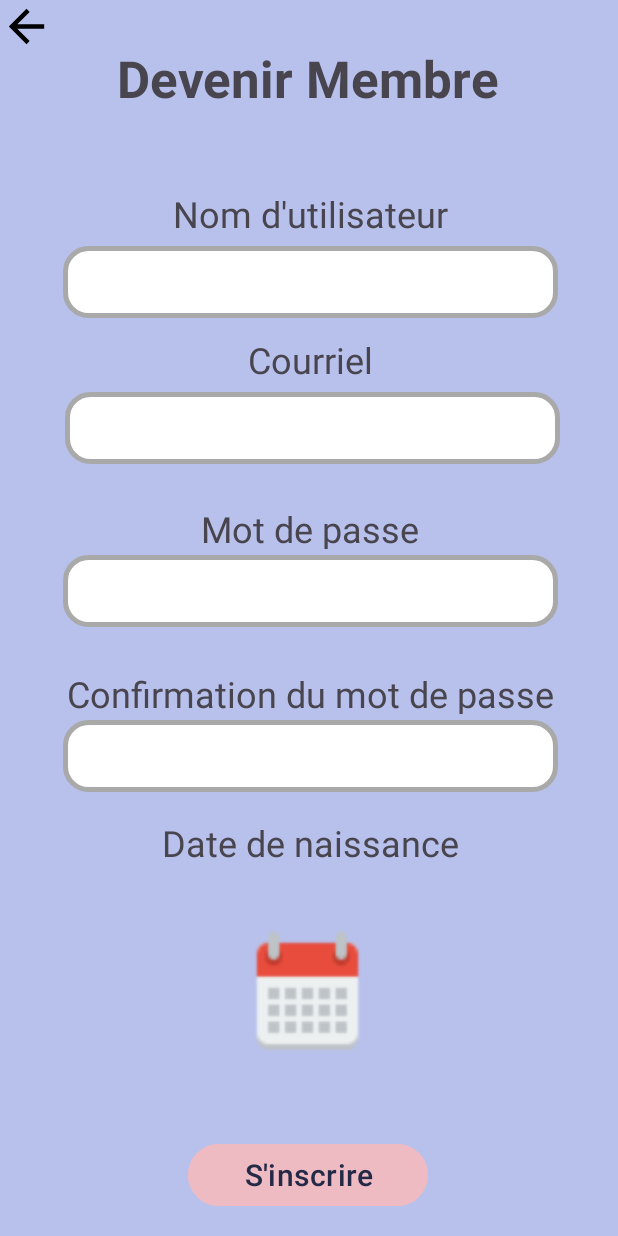
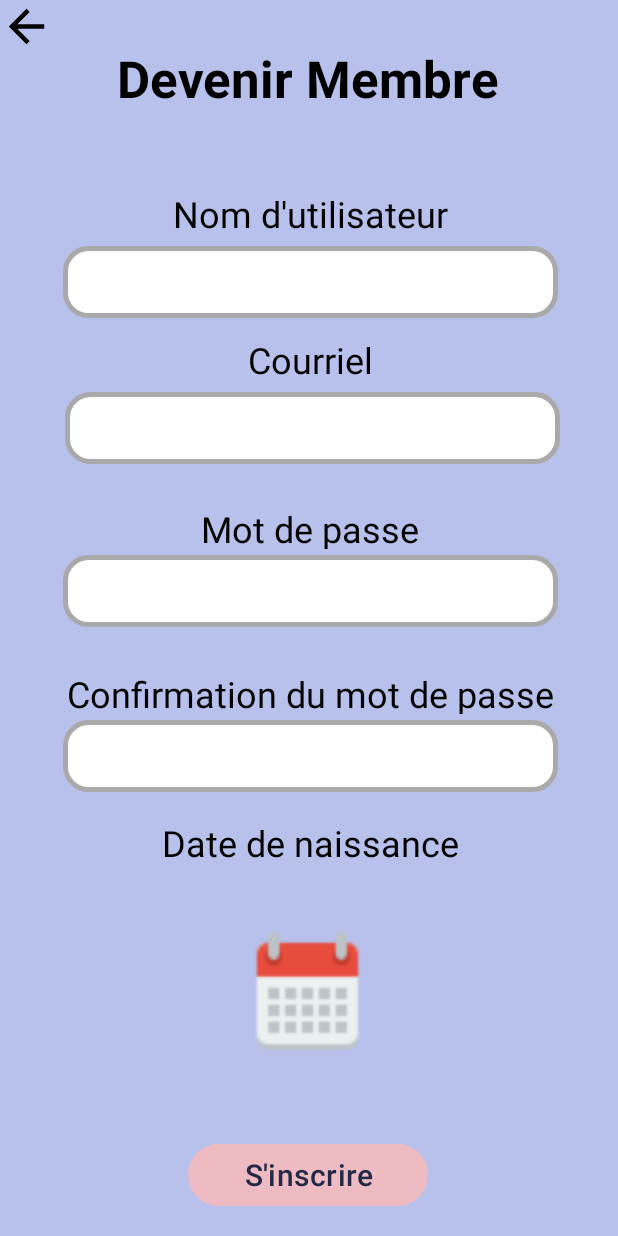
Before and after one commit to Cocktail-Wizard/CocktailWizardAppMobile, an Android app: the Inscription screen opened directly, with no data from a screen before it, on a phone screen of 412 x 824 dp. Run offline under Robolectric (Android 15) with nearby library versions, the light colour scheme and no system bars; Roboto replaces fonts that are not available here.

Commit message:
ajout couleur

```diff
--- a/app/src/main/res/layout/activity_connexion.xml
+++ b/app/src/main/res/layout/activity_connexion.xml
@@ -14,6 +14,7 @@
         android:text="Cocktail Wizard"
         android:textAlignment="center"
         android:textAllCaps="true"
+        android:textColor="@color/black"
         android:textSize="34sp"
         android:textStyle="bold"
         app:layout_constraintBottom_toBottomOf="parent"
@@ -28,6 +29,7 @@
         android:layout_height="40dp"
         android:text="Nom d'utilisateur"
         android:textAlignment="center"
+        android:textColor="@color/black"
         android:textSize="24sp"
         app:layout_constraintBottom_toBottomOf="parent"
         app:layout_constraintEnd_toEndOf="parent"
@@ -57,6 +59,7 @@
         android:layout_height="40dp"
         android:text="Mot de passe"
         android:textAlignment="center"
+        android:textColor="@color/black"
         android:textSize="24sp"
         app:layout_constraintBottom_toBottomOf="parent"
         app:layout_constraintEnd_toEndOf="parent"
@@ -101,6 +104,7 @@
         android:layout_height="27dp"
         android:text="Vous n'êtes pas encore membre?"
         android:textAlignment="center"
+        android:textColor="@color/black"
         android:textSize="14sp"
         app:layout_constraintBottom_toBottomOf="parent"
         app:layout_constraintEnd_toEndOf="parent"
--- a/app/src/main/res/layout/activity_inscription.xml
+++ b/app/src/main/res/layout/activity_inscription.xml
@@ -13,6 +13,7 @@
         android:layout_height="40dp"
         android:text="@string/devenir_membre"
         android:textAlignment="center"
+        android:textColor="@color/black"
         android:textSize="34sp"
         android:textStyle="bold"
         app:layout_constraintBottom_toBottomOf="parent"
@@ -41,6 +42,7 @@
         android:layout_height="30dp"
         android:text="@string/confirmation_du_mot_de_passe"
         android:textAlignment="center"
+        android:textColor="@color/black"
         android:textSize="24sp"
         app:layout_constraintBottom_toBottomOf="parent"
         app:layout_constraintEnd_toStartOf="@+id/RightGuideLine"
@@ -55,6 +57,7 @@
         android:layout_height="30dp"
         android:text="@string/date_de_naissance"
         android:textAlignment="center"
+        android:textColor="@color/black"
         android:textSize="24sp"
         app:layout_constraintBottom_toBottomOf="parent"
         app:layout_constraintEnd_toStartOf="@+id/RightGuideLine"
@@ -69,6 +72,7 @@
         android:layout_height="30dp"
         android:text="@string/mot_de_passe"
         android:textAlignment="center"
+        android:textColor="@color/black"
         android:textSize="24sp"
         app:layout_constraintBottom_toBottomOf="parent"
         app:layout_constraintEnd_toStartOf="@+id/RightGuideLine"
@@ -95,6 +99,7 @@
         android:layout_height="30dp"
         android:text="@string/nom_d_utilisateur"
         android:textAlignment="center"
+        android:textColor="@color/black"
         android:textSize="24sp"
         app:layout_constraintBottom_toBottomOf="parent"
         app:layout_constraintEnd_toStartOf="@+id/RightGuideLine"
@@ -123,6 +128,7 @@
         android:layout_height="30dp"
         android:text="@string/courriel"
         android:textAlignment="center"
+        android:textColor="@color/black"
         android:textSize="24sp"
         app:layout_constraintBottom_toBottomOf="parent"
         app:layout_constraintEnd_toStartOf="@+id/RightGuideLine"
--- a/app/src/main/res/layout/commentaire_item.xml
+++ b/app/src/main/res/layout/commentaire_item.xml
@@ -13,6 +13,7 @@
         android:layout_marginTop="8dp"
         android:layout_marginBottom="10dp"
         android:text="TextView"
+        android:textColor="@color/black"
         android:textSize="20sp"
         app:layout_constraintBottom_toTopOf="@+id/contenuCommentaire"
         app:layout_constraintEnd_toEndOf="parent"
@@ -27,6 +28,7 @@
         android:layout_height="36dp"
         android:layout_marginBottom="16dp"
         android:text="TextView"
+        android:textColor="@color/black"
         android:textSize="16sp"
         app:layout_constraintBottom_toBottomOf="parent"
         app:layout_constraintEnd_toEndOf="parent"
--- a/app/src/main/res/layout/item_ingredient.xml
+++ b/app/src/main/res/layout/item_ingredient.xml
@@ -11,6 +11,7 @@
         android:layout_height="match_parent"
         android:text="TextView"
         android:textAlignment="center"
+        android:textColor="@color/black"
         android:textSize="24sp"
         app:layout_constraintBottom_toBottomOf="parent"
         app:layout_constraintEnd_toEndOf="parent"
```
Also changed, not shown: app/src/main/res/layout/fiche_cocktail.xml (+9 -0 lines).
